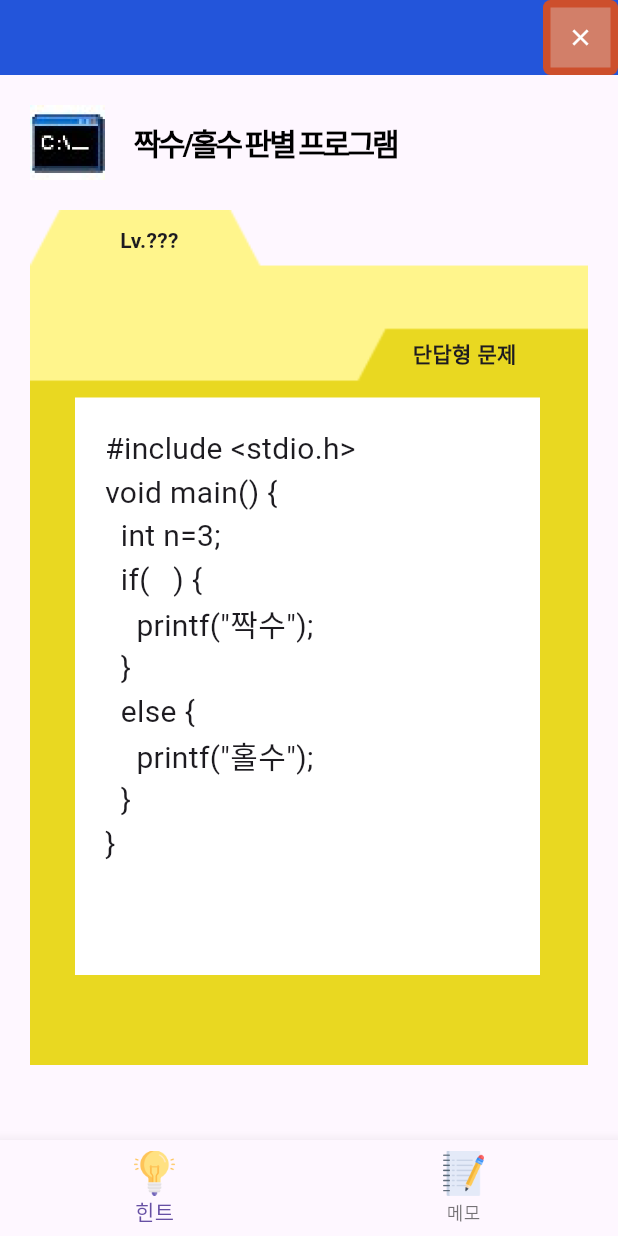
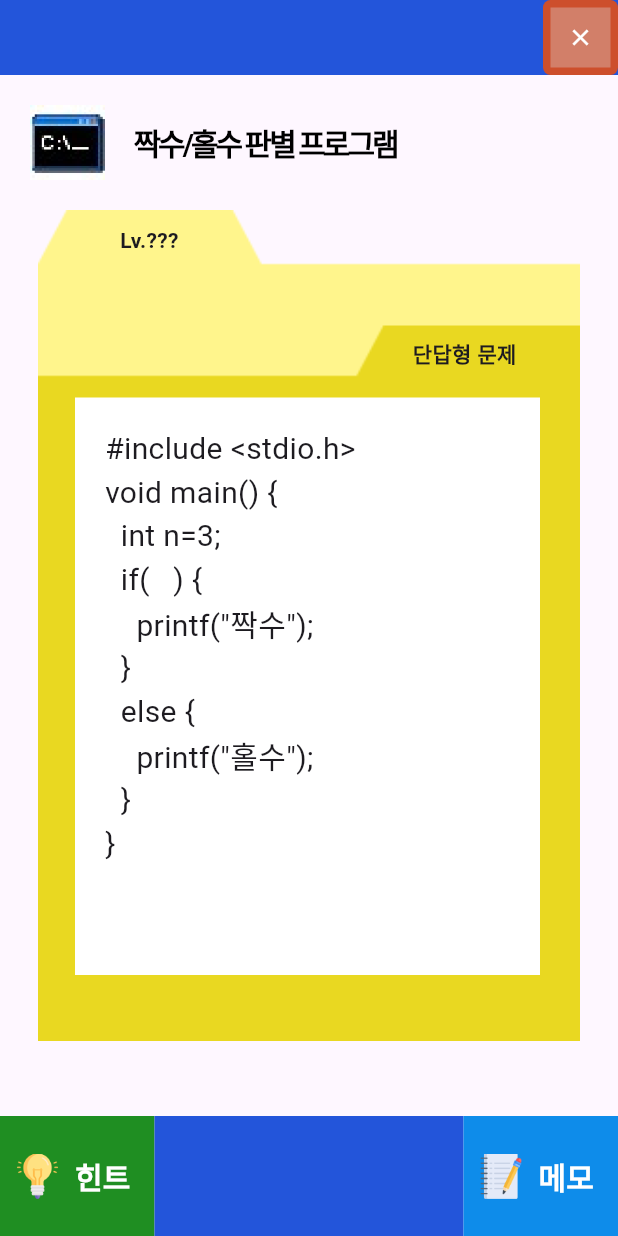
Before and after one commit to CarniRabbit/coding_cow_app, a Flutter app: the screen it shows after launch, after a tap on "오늘의 코딩", on a phone screen of 412 x 824 dp. Run offline on Flutter 3.47's test engine with Material 3 defaults, Android fonts, the phone set to English and light mode, and no system bars; Roboto replaces fonts that are missing (NanumCoding).

Commit message:
modify bottom menu of problem and add hint popup

```diff
--- a/lib/widgets/problem_bottom_menu.dart
+++ b/lib/widgets/problem_bottom_menu.dart
@@ -1,39 +1,140 @@
 import 'package:flutter/material.dart';
+import 'package:coding_cow_app/widgets/problem_hint_popup.dart';
 
 class Problem_Bottom_Menu extends StatelessWidget {
   @override
   Widget build(BuildContext context) {
-    return Column( // bottom menu
-      children: [
-        Container( // top margin
-          child: SizedBox(
+    return Column(
+      crossAxisAlignment: CrossAxisAlignment.center,
+      mainAxisSize: MainAxisSize.max,
+      mainAxisAlignment: MainAxisAlignment.end,
+      children: <Widget>[
+        SizedBox( // top margin
           height: 50,
         ),
-        ),
-        BottomNavigationBar(
-          type: BottomNavigationBarType.fixed,
-          items: [
-            BottomNavigationBarItem(
-              label: '힌트',
-              backgroundColor: Color(0xff1f8e22),
-              icon: Image.asset(
-                'icon/light-bulb.png',
+        SizedBox(
+          height: 80,
+          child: Row( // Bottom Navigation Bar
+            mainAxisAlignment: MainAxisAlignment.spaceBetween,
+            children: [
+              Expanded(
+                child:  SizedBox(
+                  height: 80,
+                  child: TextButton( // Hint Button
+                    onPressed: () {
+                      hint_dialog(context);
+                    },
+                    child: Row(
+                      children: [
+                        Image(
+                          image: AssetImage('icon/light-bulb.png'),
                           width: 30,
                           height: 30,
                         ),
+                        SizedBox(
+                          width: 10,
                         ),
-            BottomNavigationBarItem(
-                label: '메모',
-                backgroundColor: Color(0xff0e8cea),
-                icon: Image.asset(
-                  'icon/note.png',
-                  width: 30,
-                  height: 30,
+                        Text(
+                          '힌트',
+                          style: TextStyle(
+                            color: Colors.white,
+                            fontSize: 20,
+                            fontWeight: FontWeight.bold,
                           ),
                         ),
                       ],
                     ),
+                    style: TextButton.styleFrom(
+                      backgroundColor: Color(0xff1f8e22),
+                      shape: RoundedRectangleBorder(
+                        borderRadius: BorderRadius.all(Radius.circular(0)),
+                      ),
+                      padding: EdgeInsets.all(10),
+                      // 상화좌우 padding 5px
+                    ),
+                  ), // end of Hint Button
+                ),
+              ),
+              Expanded(
+                flex: 2,
+                child: Container(
+                  decoration: BoxDecoration(
+                    color: Color(0xff2355DA),
+                  ),
+                ),
+              ),
+              Expanded(
+                flex: 1,
+                child: SizedBox(
+                  height: 80,
+                  child: TextButton(
+                    onPressed: () {
+
+                    },
+                    child: Row(
+                      children: [
+                        Image(
+                          image: AssetImage('icon/note.png'),
+                          width: 30,
+                          height: 30,
+                        ),
+                        SizedBox(
+                          width: 10,
+                        ),
+                        Text(
+                          '메모',
+                          style: TextStyle(
+                            color: Colors.white,
+                            fontSize: 20,
+                            fontWeight: FontWeight.bold,
+                          ),
+                        ),
+                      ],
+                    ),
+                    style: TextButton.styleFrom(
+                      backgroundColor: Color(0xff0e8cea),
+                      shape: RoundedRectangleBorder(
+                        borderRadius: BorderRadius.all(Radius.circular(0)),
+                      ),
+                      padding: EdgeInsets.all(10),
+                      // 상화좌우 padding 5px
+                    ),
+                  ),
+                ),
+              ),
+            ],
+          ), // end of Bottom Navigation Bar,
+        ),
+
       ],
     );
+
+    //   Column( // bottom menu
+    //   children: [
+    //     BottomNavigationBar(
+    //       type: BottomNavigationBarType.fixed,
+    //       items: [
+    //         BottomNavigationBarItem(
+    //           label: '힌트',
+    //           backgroundColor: Color(0xff1f8e22),
+    //           icon: Image.asset(
+    //             'icon/light-bulb.png',
+    //             width: 30,
+    //             height: 30,
+    //           ),
+    //         ),
+    //         BottomNavigationBarItem(
+    //             label: '메모',
+    //             backgroundColor: Color(0xff0e8cea),
+    //             icon: Image.asset(
+    //               'icon/note.png',
+    //               width: 30,
+    //               height: 30,
+    //             ),
+    //         ),
+    //       ],
+    //     ),
+    //   ],
+    // );
   }
 }
```
Also changed, not shown: lib/widgets/problem_hint_popup.dart (added, +111 -0 lines), lib/widgets/topbar.dart (+42 -1 lines), icon/problem_bg1.png (added), icon/problem_bg2.png (added), 1 other file. Lines whose indentation alone changed are shown as unchanged.
